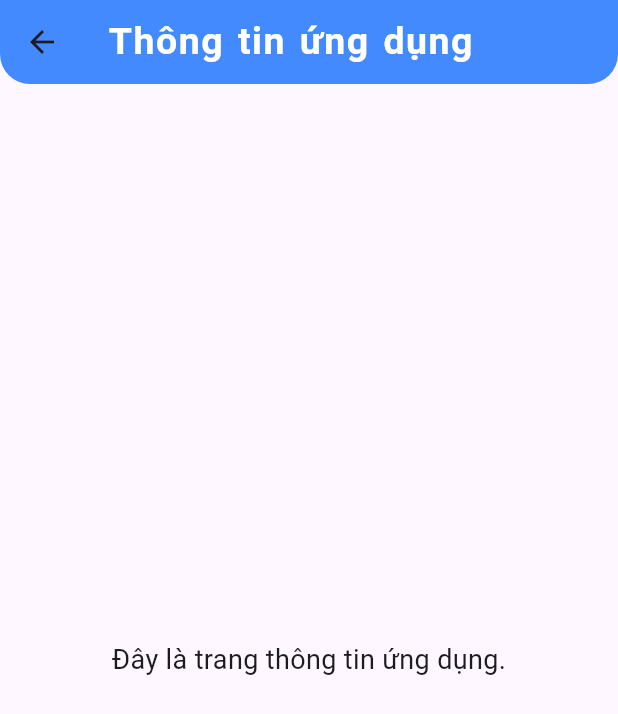
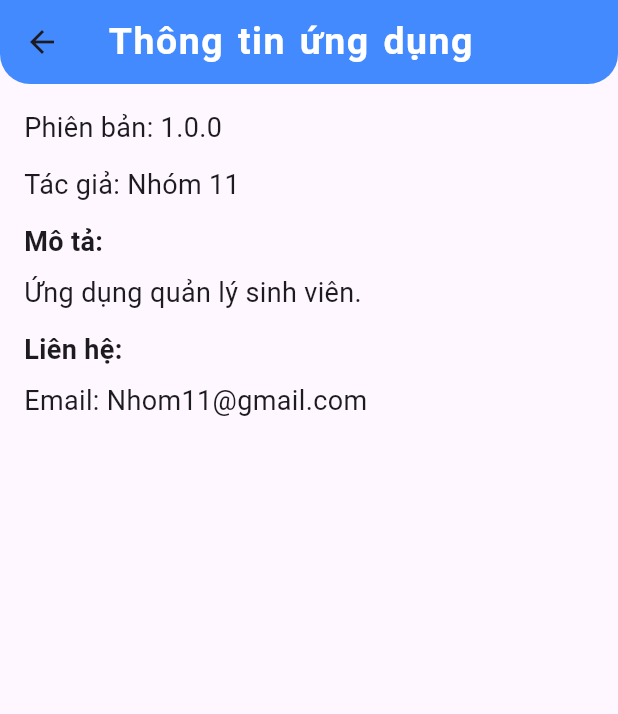
Before and after one commit to n4tsukii/bt-giua-ky, a Flutter app: the InfoPage screen opened directly, on a phone screen of 412 x 824 dp. Shown: the top 714 px of the screen. Run offline on Flutter 3.47's test engine with Material 3 defaults, Android fonts, the phone set to English and light mode, and no system bars.

Commit message:
thêm thông tin cho info page

```diff
--- a/lib/widgets/settings/info.dart
+++ b/lib/widgets/settings/info.dart
@@ -26,10 +26,42 @@ class InfoPage extends StatelessWidget {
         ),
         backgroundColor: Provider.of<ThemeProvider>(context).appBarColor,
       ),
-      body: const Center(
-        child: Text(
-          "Đây là trang thông tin ứng dụng.",
-          style: TextStyle(fontSize: 18),
+      body: const Padding(
+        padding: EdgeInsets.all(16.0),
+        child: Column(
+          crossAxisAlignment: CrossAxisAlignment.start,
+          children: [
+            Text(
+              "Phiên bản: 1.0.0",
+              style: TextStyle(fontSize: 18),
+            ),
+            SizedBox(height: 12),
+            Text(
+              "Tác giả: Nhóm 11",
+              style: TextStyle(fontSize: 18),
+            ),
+            SizedBox(height: 12),
+            Text(
+              "Mô tả:",
+              style: TextStyle(fontSize: 18, fontWeight: FontWeight.bold),
+            ),
+            SizedBox(height: 8),
+            Text(
+              "Ứng dụng quản lý sinh viên.",
+              style: TextStyle(fontSize: 18),
+            ),
+            SizedBox(height: 12),
+            Text(
+              "Liên hệ:",
+              style: TextStyle(fontSize: 18, fontWeight: FontWeight.bold),
+            ),
+            SizedBox(height: 8),
+            Text(
+              "Email: Nhom11@gmail.com",
+              style: TextStyle(fontSize: 18),
+            ),
+            SizedBox(height: 8),
+          ],
         ),
       ),
     );
```
